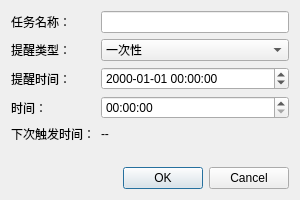
Before: the Qt Designer form src/reminderedit.ui in SwartzMss/EasyNotify, drawn with Qt 5.
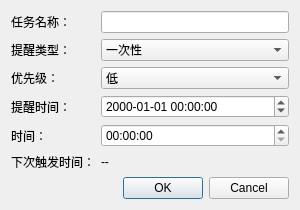
After: the same form once the commit is applied.

Commit message: Add priority support for reminders

The edit to the form file:
```diff
--- a/src/reminderedit.ui
+++ b/src/reminderedit.ui
@@ -48,41 +48,67 @@
       </widget>
      </item>
      <item row="2" column="0">
+      <widget class="QLabel" name="priorityLabel">
+       <property name="text">
+        <string>优先级：</string>
+       </property>
+      </widget>
+     </item>
+     <item row="2" column="1">
+      <widget class="QComboBox" name="priorityCombo">
+       <item>
+        <property name="text">
+         <string>低</string>
+        </property>
+       </item>
+       <item>
+        <property name="text">
+         <string>中</string>
+        </property>
+       </item>
+       <item>
+        <property name="text">
+         <string>高</string>
+        </property>
+       </item>
+      </widget>
+     </item>
+     <item row="3" column="0">
       <widget class="QLabel" name="dateTimeLabel">
        <property name="text">
         <string>提醒时间：</string>
        </property>
       </widget>
      </item>
-     <item row="2" column="1">
+     <item row="3" column="1">
       <widget class="QDateTimeEdit" name="dateTimeEdit">
        <property name="displayFormat">
         <string>yyyy-MM-dd HH:mm:ss</string>
        </property>
       </widget>
      </item>
-     <item row="3" column="0">
+     <item row="4" column="0">
       <widget class="QLabel" name="timeLabel">
        <property name="text">
         <string>时间：</string>
        </property>
       </widget>
      </item>
-     <item row="3" column="1">
+     <item row="4" column="1">
       <widget class="QTimeEdit" name="timeEdit">
        <property name="displayFormat">
         <string>HH:mm:ss</string>
        </property>
       </widget>
      </item>
-     <item row="4" column="0">
+     <item row="5" column="0">
       <widget class="QLabel" name="nextTriggerLabelTitle">
        <property name="text">
         <string>下次触发时间：</string>
        </property>
       </widget>
      </item>
-     <item row="4" column="1">
+     <item row="5" column="1">
       <widget class="QLabel" name="nextTriggerLabel">
        <property name="text">
         <string>--</string>
```
The commit also changes 11 other files.
